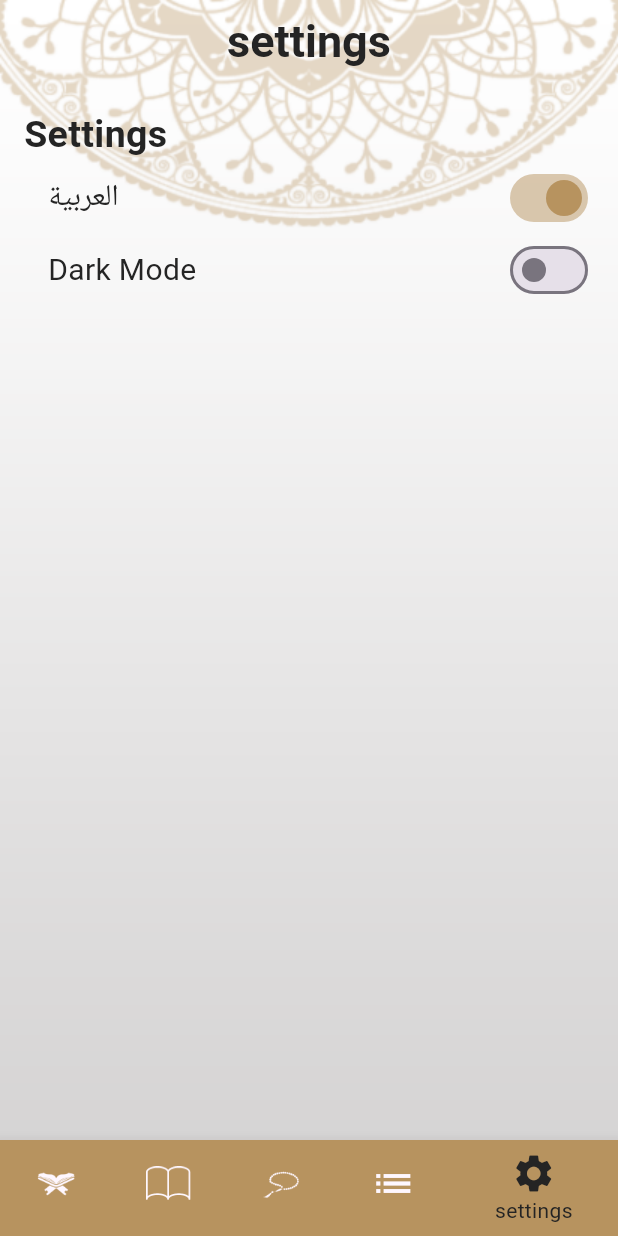
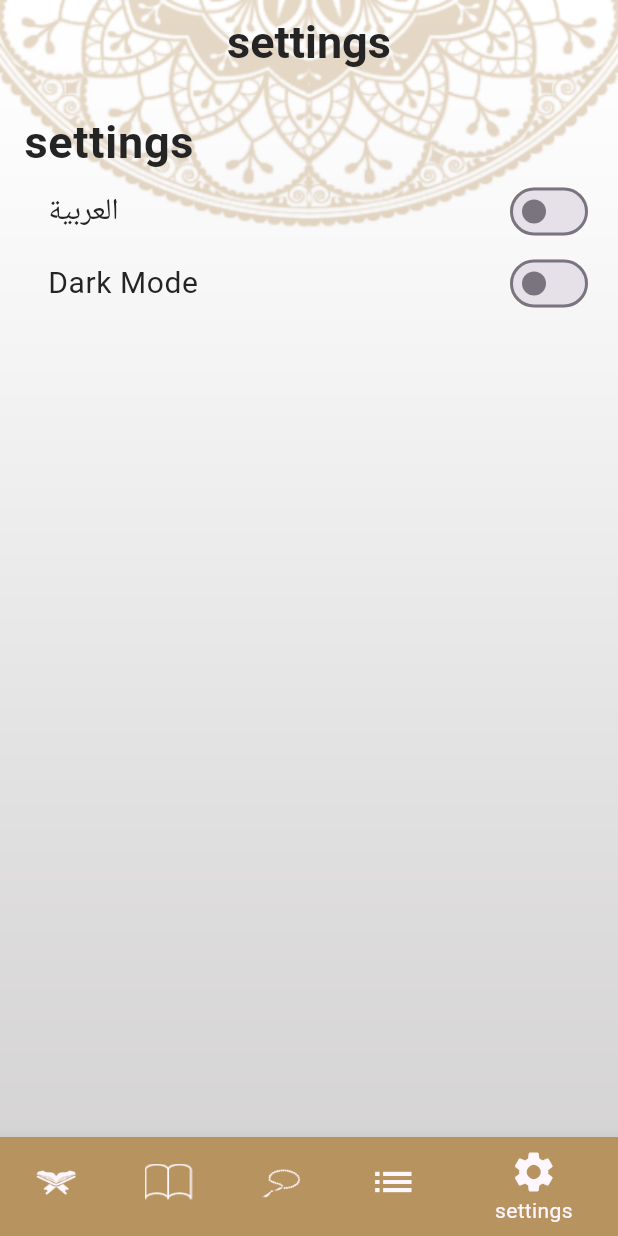
Before and after one commit to si3aa/Islami_app, a Flutter app: the screen it shows after launch, item 5 of the bottom bar chosen, on a phone screen of 412 x 824 dp. Run offline on Flutter 3.47's test engine with Material 3 defaults, Android fonts, the phone set to English and light mode, and no system bars; generated files the repository leaves out were written again.

Commit message:
language and darkThem

```diff
--- a/lib/l10n/app_en.arb
+++ b/lib/l10n/app_en.arb
@@ -6,6 +6,7 @@
      "numberOfPraises": "Number of praises",
      "ahadeth": "Ahadeth",
      "sebha": "Sebha",
+     "darkMode": "Dark Mode",
      "azkar": "Azkar",
      "settings" : "settings",
      "hadethName":"Hadeth Name"
--- a/lib/main.dart
+++ b/lib/main.dart
@@ -1,23 +1,34 @@
+// ignore_for_file: must_be_immutable
+
+import 'package:app3/providers/settings_provider.dart';
 import 'package:app3/ui/screens/details/details.dart';
 import 'package:app3/ui/screens/home_screen/home_screen.dart';
 import 'package:app3/ui/screens/home_screen/tabs/azkar/main_zekr.dart';
 import 'package:app3/ui/screens/home_screen/tabs/azkar/zekr_detail.dart';
 import 'package:app3/ui/screens/home_screen/tabs/sepha_screen/sepha_screen.dart';
 import 'package:app3/ui/screens/splash_screen/splash_screen.dart';
+import 'package:app3/ui/utils/app_theme.dart';
 import 'package:flutter/material.dart';
 import 'package:flutter_localizations/flutter_localizations.dart';
 import 'package:flutter_gen/gen_l10n/app_localizations.dart';
+import 'package:provider/provider.dart';
 
 
 void main() {
-  runApp(const Islami());
+  runApp( ChangeNotifierProvider(
+    create: (context) => SettingsProvider(),
+    child: Islami()));
 }
 
 class Islami extends StatelessWidget {
-  const Islami({super.key});
+
+ late SettingsProvider provider;
+
+  Islami({super.key});
 
   @override
   Widget build(BuildContext context) {
+    provider = Provider.of(context);
     return MaterialApp(
       debugShowCheckedModeBanner: false,
       localizationsDelegates:const [
@@ -27,7 +38,10 @@ class Islami extends StatelessWidget {
         GlobalCupertinoLocalizations.delegate
       ],
       supportedLocales:const [Locale("en"), Locale("ar")],
-      locale:const Locale("en"),
+      locale: Locale(provider.currentLocale),
+      themeMode: provider.currentMode,
+      theme: AppTheme.lightTheme,
+      darkTheme: AppTheme.darkTheme,
       routes: {
         HomeScreen.routeName:(_) =>const HomeScreen(),
         DetailScreen.routeName:(_)=> const DetailScreen(),
--- a/lib/providers/settings_provider.dart
+++ b/lib/providers/settings_provider.dart
@@ -0,0 +1,16 @@
+import 'package:flutter/material.dart';
+
+class SettingsProvider extends ChangeNotifier {
+  String currentLocale = "en";
+  ThemeMode currentMode = ThemeMode.light;
+  bool isDarkMode() => currentMode == ThemeMode.dark;
+
+void setCurrentMode(ThemeMode newThemeMode) {
+  currentMode = newThemeMode;
+  notifyListeners();
+}
+  void setCurrentLocale(String newLocale) {
+    currentLocale = newLocale;
+    notifyListeners();
+  }
+}
--- a/lib/ui/screens/home_screen/home_screen.dart
+++ b/lib/ui/screens/home_screen/home_screen.dart
@@ -1,3 +1,4 @@
+import 'package:app3/providers/settings_provider.dart';
 import 'package:app3/ui/screens/home_screen/tabs/ahadeth/ahadeth_screen.dart';
 import 'package:app3/ui/screens/home_screen/tabs/azkar/main_zekr.dart';
 import 'package:app3/ui/screens/home_screen/tabs/quran/quran_screen.dart';
@@ -5,9 +6,9 @@ import 'package:app3/ui/screens/home_screen/tabs/setting/setting.dart';
 import 'package:app3/ui/screens/home_screen/tabs/sepha_screen/sepha_screen.dart';
 import 'package:app3/ui/utils/app_assets.dart';
 import 'package:app3/ui/utils/app_colors.dart';
-import 'package:app3/ui/utils/app_theme.dart';
 import 'package:flutter/material.dart';
 import 'package:flutter_gen/gen_l10n/app_localizations.dart';
+import 'package:provider/provider.dart';
 
 class HomeScreen extends StatefulWidget {
   static const String routeName = 'home';
@@ -20,6 +21,7 @@ class HomeScreen extends StatefulWidget {
 
 class _HomeScreenState extends State<HomeScreen> {
   int currentTabIndex = 0;
+
   List<String> title(context) {
     return [
       AppLocalizations.of(context)!.quran,
@@ -40,18 +42,18 @@ class _HomeScreenState extends State<HomeScreen> {
 
   @override
   Widget build(BuildContext context) {
+    SettingsProvider settingsProvider = Provider.of(context);
     return Container(
-      decoration: const BoxDecoration(
+      decoration: BoxDecoration(
           image: DecorationImage(
-              image: AssetImage(AppAssets.backGroundLight), fit: BoxFit.fill)),
+              image: AssetImage(settingsProvider.isDarkMode()
+                  ? AppAssets.backgroundDark
+                  : AppAssets.backGroundLight),
+              fit: BoxFit.fill)),
       child: Scaffold(
         appBar: AppBar(
-          elevation: 0,
-          backgroundColor: AppColors.transparent,
-          centerTitle: true,
           title: Text(
             title(context)[currentTabIndex],
-            style: AppTheme.appBArTitleTextStyle,
           ),
         ),
         backgroundColor: AppColors.transparent,
@@ -62,14 +64,14 @@ class _HomeScreenState extends State<HomeScreen> {
   }
 
   Widget buildBottomNavigationBar() => Theme(
-        data: ThemeData(canvasColor: AppColors.primary),
+        data: Theme.of(context)
+            .copyWith(canvasColor: Theme.of(context).primaryColor),
         child: BottomNavigationBar(
           currentIndex: currentTabIndex,
           onTap: (index) {
             currentTabIndex = index;
             setState(() {});
           },
-          selectedItemColor: AppColors.accent,
           iconSize: 30,
           items: [
             BottomNavigationBarItem(
--- a/lib/ui/screens/home_screen/tabs/setting/setting.dart
+++ b/lib/ui/screens/home_screen/tabs/setting/setting.dart
@@ -1,6 +1,9 @@
+import 'package:app3/providers/settings_provider.dart';
 import 'package:app3/ui/utils/app_colors.dart';
 import 'package:app3/ui/utils/app_theme.dart';
 import 'package:flutter/material.dart';
+import 'package:provider/provider.dart';
+import 'package:flutter_gen/gen_l10n/app_localizations.dart';
 
 // ignore: must_be_immutable
 class SettingTAb extends StatefulWidget {
@@ -13,24 +16,34 @@ class SettingTAb extends StatefulWidget {
 }
 
 class _SettingTAbState extends State<SettingTAb> {
-  bool arSwitch = true;
+  bool arSwitch = false;
   bool darkMode = false;
+  late SettingsProvider provider;
 
   @override
   Widget build(BuildContext context) {
+    provider = Provider.of(context);
     return Padding(
       padding: const EdgeInsets.all(16.0),
       child: Column(
         crossAxisAlignment: CrossAxisAlignment.stretch,
         children: [
-          const Text('Settings', style: AppTheme.settingsTitleTextStyle),
+           Text(AppLocalizations.of(context)!.settings, style: Theme.of(context).textTheme.bodyLarge),
           buildSettingRow('العربية', arSwitch, (newValue) {
             arSwitch = newValue;
-            setState(() {});
+            if (arSwitch) {
+              provider.setCurrentLocale("ar");
+            } else {
+              provider.setCurrentLocale("en");
+            }
           }),
-          buildSettingRow('Dark Mode', darkMode, (newValue) {
+          buildSettingRow(AppLocalizations.of(context)!.darkMode, darkMode, (newValue) {
             darkMode = newValue;
-            setState(() {});
+            if (darkMode) {
+              provider.setCurrentMode(ThemeMode.dark);
+            } else {
+              provider.setCurrentMode(ThemeMode.light);
+            }
           }),
         ],
       ),
@@ -42,9 +55,12 @@ class _SettingTAbState extends State<SettingTAb> {
     return Row(
       children: [
         const SizedBox(width: 16),
-        Text(title, style: AppTheme.settingsOptionTextStyle),
+        Text(title, style: Theme.of(context).textTheme.bodySmall),
         const Spacer(),
-        Switch(value:switchValue, onChanged: onChanged, activeColor: AppColors.primary),
+        Switch(
+            value: switchValue,
+            onChanged: onChanged,
+            activeColor: AppColors.primary),
       ],
     );
   }
--- a/lib/ui/utils/app_theme.dart
+++ b/lib/ui/utils/app_theme.dart
@@ -17,6 +17,10 @@ abstract class AppTheme {
 
   static ThemeData lightTheme = ThemeData(
     primaryColor: AppColors.primary,
+    dividerTheme: const DividerThemeData(
+      thickness: 3,
+      color: AppColors.primary,
+    ),
     appBarTheme: const AppBarTheme(
       backgroundColor: AppColors.transparent,
       elevation: 0,
@@ -25,12 +29,14 @@ abstract class AppTheme {
     ),
     bottomNavigationBarTheme: const BottomNavigationBarThemeData(
       selectedIconTheme: IconThemeData(size: 32),
-          unselectedIconTheme: IconThemeData(size: 32)),
+      unselectedIconTheme: IconThemeData(size: 32),
+    ),
     scaffoldBackgroundColor: AppColors.transparent,
     textTheme: const TextTheme(
-        bodySmall: suraNameTextStyle,
+      bodySmall: settingsOptionTextStyle,
       bodyLarge: appBArTitleTextStyle,
-      ));
+    ),
+  );
   static ThemeData darkTheme = ThemeData(
       primaryColor: AppColors.primiaryDark,
       appBarTheme: AppBarTheme(
--- a/pubspec.yaml
+++ b/pubspec.yaml
@@ -35,6 +35,7 @@ dependencies:
   flutter_localizations:
     sdk: flutter
   intl: any
+  provider: ^6.1.2
 
 dev_dependencies:
 
```
Also changed, not shown: lib/l10n/app_ar.arb (+4 -4 lines), lib/ui/screens/home_screen/tabs/ahadeth/ahadeth_screen.dart (+6 -9 lines), lib/ui/screens/home_screen/tabs/quran/quran_screen.dart (+9 -10 lines), pubspec.lock. Lines whose indentation alone changed are shown as unchanged.
